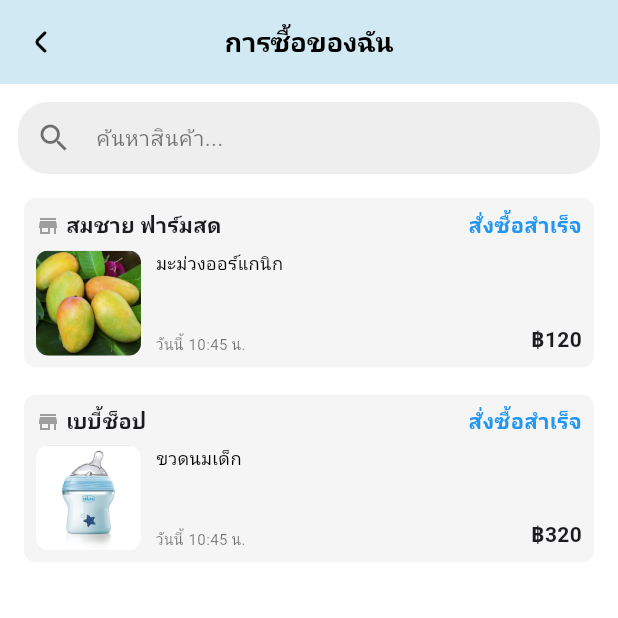
After one commit to sareefhub/Locaza, a Flutter app: the MyPurchasePage screen opened by its route, on a phone screen of 412 x 824 dp, the top half of it. The commit adds this screen. Run offline on Flutter 3.47's test engine with Material 3 defaults, Android fonts, the phone set to English and light mode, and no system bars; our stand-ins replace dropdown_button2, flutter_riverpod, go_router, google_fonts, image_picker, responsive_builder and 1 more; accounts and stored records are empty; Roboto replaces fonts that are missing (Sarabun).

Commit message:
feat: create MyPurchaseHistory page with sold product filtering and status display

```diff
--- a/frontend/lib/data/dummy_products.dart
+++ b/frontend/lib/data/dummy_products.dart
@@ -8,7 +8,7 @@ final List<Map<String, dynamic>> dummyProducts = [
     'price': 120.0,
     'category_id': 1,
     'location': 'เชียงใหม่',
-    'status': 'available',
+    'status': 'sold',
     'image_urls': ['assets/products-image/mango.jpg'],
     'created_at': DateTime.now().toIso8601String(),
     'updated_at': DateTime.now().toIso8601String(),
@@ -35,7 +35,7 @@ final List<Map<String, dynamic>> dummyProducts = [
     'price': 320.0,
     'category_id': 8,
     'location': 'สงขลา',
-    'status': 'available',
+    'status': 'sold',
     'image_urls': ['assets/products-image/milk.jpg'],
     'created_at': DateTime.now().toIso8601String(),
     'updated_at': DateTime.now().toIso8601String(),
--- a/frontend/lib/features/product/presentation/screens/category_productlist_screen.dart
+++ b/frontend/lib/features/product/presentation/screens/category_productlist_screen.dart
@@ -70,7 +70,6 @@ class _CategoryProductListScreenState extends State<CategoryProductListScreen> {
       final productTitle = product['title']?.toString().toLowerCase() ?? '';
       final productCategoryId = product['category_id'];
       final productLocation = product['location']?.toString() ?? '';
-
       final productPrice = (product['price'] as num?)?.toInt() ?? 0;
 
       final minPriceInt =
@@ -86,11 +85,15 @@ class _CategoryProductListScreenState extends State<CategoryProductListScreen> {
       final matchesMaxPrice = productPrice <= maxPriceInt;
       final matchesSearch = productTitle.contains(_searchQuery.toLowerCase());
 
+      // แสดงเฉพาะ available
+      final matchesStatus = product['status'] == 'available';
+
       return matchesCategory &&
           matchesLocation &&
           matchesMinPrice &&
           matchesMaxPrice &&
-          matchesSearch;
+          matchesSearch &&
+          matchesStatus;
     }).toList();
 
     return Scaffold(
--- /dev/null
+++ b/frontend/lib/features/product/presentation/screens/purchase_history_screen.dart
@@ -0,0 +1,263 @@
+import 'package:flutter/material.dart';
+import 'package:google_fonts/google_fonts.dart';
+import 'package:frontend/data/dummy_products.dart';
+import 'package:frontend/data/dummy_users.dart';
+import 'package:go_router/go_router.dart';
+
+class MyPurchasePage extends StatefulWidget {
+  const MyPurchasePage({super.key});
+
+  @override
+  State<MyPurchasePage> createState() => _MyPurchasePageState();
+}
+
+class _MyPurchasePageState extends State<MyPurchasePage> {
+  String searchQuery = "";
+
+  @override
+  Widget build(BuildContext context) {
+    // กรองสินค้าตาม search
+    final soldProducts = dummyProducts
+        .where(
+          (p) =>
+              p['status'] == 'sold' &&
+              (p['title'] as String).toLowerCase().contains(
+                searchQuery.toLowerCase(),
+              ),
+        )
+        .toList();
+
+    return Scaffold(
+      backgroundColor: Colors.white,
+      appBar: AppBar(
+        backgroundColor: const Color(0xFFD1E9F2),
+        elevation: 0,
+        leading: IconButton(
+          icon: Image.asset(
+            'assets/icons/angle-small-left.png',
+            width: 24,
+            height: 24,
+          ),
+          onPressed: () {
+            context.go('/profile'); // ไปหน้า Profile ใหม่
+          },
+        ),
+        centerTitle: true,
+        title: Text(
+          "การซื้อของฉัน",
+          style: GoogleFonts.sarabun(
+            color: Colors.black,
+            fontWeight: FontWeight.w600,
+            fontSize: 18,
+          ),
+        ),
+      ),
+      body: Column(
+        children: [
+          // Search Bar
+          Padding(
+            padding: const EdgeInsets.all(12.0),
+            child: TextField(
+              onChanged: (value) {
+                setState(() {
+                  searchQuery = value;
+                });
+              },
+              style: GoogleFonts.sarabun(fontSize: 14, color: Colors.black),
+              decoration: InputDecoration(
+                hintText: "ค้นหาสินค้า...",
+                hintStyle: GoogleFonts.sarabun(
+                  color: Colors.black54,
+                  fontSize: 14,
+                ),
+                prefixIcon: const Icon(Icons.search, color: Colors.black54),
+                filled: true,
+                fillColor: Colors.grey.shade200,
+                contentPadding: const EdgeInsets.symmetric(
+                  vertical: 0,
+                  horizontal: 16,
+                ),
+                border: OutlineInputBorder(
+                  borderRadius: BorderRadius.circular(20), // ทำให้มน
+                  borderSide: BorderSide.none, // ไม่มีเส้นขอบ
+                ),
+                focusedBorder: OutlineInputBorder(
+                  borderRadius: BorderRadius.circular(20),
+                  borderSide: BorderSide(
+                    color: Colors.blueAccent, // ขอบเมื่อโฟกัส
+                    width: 1,
+                  ),
+                ),
+              ),
+            ),
+          ),
+
+          // List สินค้า
+          Expanded(
+            child: ListView.builder(
+              padding: const EdgeInsets.symmetric(horizontal: 12),
+              itemCount: soldProducts.length,
+              itemBuilder: (context, index) {
+                final product = soldProducts[index];
+
+                // หาผู้ขาย
+                final seller = dummyUsers.firstWhere(
+                  (user) => user['id'] == product['seller_id'],
+                  orElse: () => {'name': 'ไม่ทราบผู้ขาย'},
+                );
+
+                return Column(
+                  children: [
+                    PurchaseCard(
+                      seller: seller['name'],
+                      productName: product['title'],
+                      time: "วันนี้ 10:45 น.",
+                      price: "฿${product['price'].toStringAsFixed(0)}",
+                      status: "สั่งซื้อสำเร็จ",
+                      imageUrl: product['image_urls'].isNotEmpty
+                          ? product['image_urls'][0]
+                          : '',
+                    ),
+                    const SizedBox(height: 10),
+                  ],
+                );
+              },
+            ),
+          ),
+        ],
+      ),
+    );
+  }
+}
+
+class PurchaseCard extends StatelessWidget {
+  final String seller;
+  final String productName;
+  final String time;
+  final String price;
+  final String status;
+  final String imageUrl;
+
+  const PurchaseCard({
+    super.key,
+    required this.seller,
+    required this.productName,
+    required this.time,
+    required this.price,
+    required this.status,
+    required this.imageUrl,
+  });
+
+  @override
+  Widget build(BuildContext context) {
+    return SizedBox(
+      width: double.infinity,
+      child: Card(
+        elevation: 0,
+        color: Colors.grey.shade100,
+        shape: RoundedRectangleBorder(borderRadius: BorderRadius.circular(8)),
+        child: Padding(
+          padding: const EdgeInsets.all(8.0),
+          child: Column(
+            crossAxisAlignment: CrossAxisAlignment.start,
+            children: [
+              // ชื่อร้าน-สถานะ
+              Row(
+                children: [
+                  const Icon(Icons.store, size: 16, color: Colors.grey),
+                  const SizedBox(width: 4),
+                  Expanded(
+                    child: Text(
+                      seller,
+                      style: GoogleFonts.sarabun(
+                        fontWeight: FontWeight.bold,
+                        fontSize: 14,
+                      ),
+                      overflow: TextOverflow.ellipsis,
+                    ),
+                  ),
+                  const SizedBox(width: 8),
+                  Text(
+                    status,
+                    style: GoogleFonts.sarabun(
+                      color: Colors.blue,
+                      fontWeight: FontWeight.bold,
+                      fontSize: 14,
+                    ),
+                  ),
+                ],
+              ),
+              const SizedBox(height: 6),
+
+              // รูป-ชื่อสินค้า/เวลา-ราคา
+              Row(
+                crossAxisAlignment: CrossAxisAlignment.start,
+                children: [
+                  // รูปสินค้า
+                  Container(
+                    width: 70,
+                    height: 70,
+                    decoration: BoxDecoration(
+                      color: Colors.grey.shade300,
+                      borderRadius: BorderRadius.circular(8),
+                    ),
+                    child: imageUrl.isNotEmpty
+                        ? ClipRRect(
+                            borderRadius: BorderRadius.circular(8),
+                            child: Image.asset(imageUrl, fit: BoxFit.cover),
+                          )
+                        : const Icon(Icons.image, size: 30, color: Colors.grey),
+                  ),
+                  const SizedBox(width: 10),
+
+                  // ชื่อสินค้า - เวลา
+                  SizedBox(
+                    height: 70, // ความสูงเท่ารูป
+                    child: Column(
+                      crossAxisAlignment: CrossAxisAlignment.start,
+                      children: [
+                        // ชื่อสินค้าอยู่บน
+                        Text(
+                          productName,
+                          style: GoogleFonts.sarabun(
+                            fontSize: 12,
+                            color: Colors.black,
+                          ),
+                        ),
+                        const Spacer(), // ดันเวลาไปชิดล่าง
+                        Text(
+                          time,
+                          style: GoogleFonts.sarabun(
+                            fontSize: 10,
+                            color: Colors.black54,
+                          ),
+                        ),
+                      ],
+                    ),
+                  ),
+
+                  const Spacer(),
+
+                  // ราคา ชิดขอบล่าง
+                  SizedBox(
+                    height: 70,
+                    child: Align(
+                      alignment: Alignment.bottomRight,
+                      child: Text(
+                        price,
+                        style: GoogleFonts.sarabun(
+                          fontSize: 14,
+                          fontWeight: FontWeight.bold,
+                        ),
+                      ),
+                    ),
+                  ),
+                ],
+              ),
+            ],
+          ),
+        ),
+      ),
+    );
+  }
+}
--- a/frontend/lib/features/product/presentation/screens/search_screen.dart
+++ b/frontend/lib/features/product/presentation/screens/search_screen.dart
@@ -45,6 +45,9 @@ class _SearchScreenState extends State<SearchScreen> {
       final categoryId = product['category_id'];
       final location = product['location']?.toString() ?? '';
       final price = product['price'] as double? ?? 0;
+
+      // ตรวจสอบสถานะสินค้า ต้องเป็น available
+      if (product['status'] != 'available') return false;
 
       // ตรวจสอบ search query
       if (!title.contains(_searchQuery.toLowerCase())) return false;
--- a/frontend/lib/features/profile/presentation/screens/profile_screen.dart
+++ b/frontend/lib/features/profile/presentation/screens/profile_screen.dart
@@ -54,7 +54,8 @@ class _ProfileScreenState extends State<ProfileScreen> {
                           backgroundColor: Colors.grey[300],
                           backgroundImage: UserSession.profileImageUrl != null
                               ? NetworkImage(UserSession.profileImageUrl!)
-                              : const AssetImage('assets/icons/user.png') as ImageProvider,
+                              : const AssetImage('assets/icons/user.png')
+                                    as ImageProvider,
                         ),
                         const SizedBox(width: 16),
                         Column(
@@ -62,11 +63,16 @@ class _ProfileScreenState extends State<ProfileScreen> {
                           children: [
                             const Text(
                               'User',
-                              style: TextStyle(fontSize: 14, color: Colors.black),
+                              style: TextStyle(
+                                fontSize: 14,
+                                color: Colors.black,
+                              ),
                             ),
                             Text(
                               username ?? 'Guest',
-                              style: const TextStyle(fontWeight: FontWeight.bold),
+                              style: const TextStyle(
+                                fontWeight: FontWeight.bold,
+                              ),
                             ),
                             Text(
                               userId != null ? 'User ID\n$userId' : '',
@@ -104,8 +110,11 @@ class _ProfileScreenState extends State<ProfileScreen> {
                             size: 20,
                           ),
                           title: const Text("Purchase History"),
-                          onTap: () {},
+                          onTap: () {
+                            context.go('/purchase_history');
+                          },
                         ),
+
                         ListTile(
                           leading: const ImageIcon(
                             AssetImage('assets/icons/seller.png'),
@@ -143,7 +152,10 @@ class _ProfileScreenState extends State<ProfileScreen> {
                               ),
                             ),
                             child: Padding(
-                              padding: const EdgeInsets.symmetric(horizontal: 40, vertical: 12),
+                              padding: const EdgeInsets.symmetric(
+                                horizontal: 40,
+                                vertical: 12,
+                              ),
                               child: Text(isLoggedIn ? 'Log Out' : 'Log In'),
                             ),
                           ),
--- a/frontend/lib/routing/app_router.dart
+++ b/frontend/lib/routing/app_router.dart
@@ -19,6 +19,7 @@ import '../features/notification/presentation/screens/notification_screen.dart';
 import '../features/product/presentation/screens/product_details_screen.dart';
 import '../features/product/presentation/screens/search_screen.dart';
 import '../features/product/presentation/screens/filter_screen.dart';
+import '../features/product/presentation/screens/purchase_history_screen.dart';
 
 import '../utils/user_session.dart';
 import 'routes.dart';
@@ -95,5 +96,9 @@ final GoRouter appRouter = GoRouter(
       builder: (_, state) =>
           FilterScreen(initialFilters: state.extra as Map<String, dynamic>?),
     ),
+    GoRoute(
+      path: AppRoutes.purchase_history,
+      builder: (context, state) => const MyPurchasePage(),
+    ),
   ],
 );
--- a/frontend/lib/routing/routes.dart
+++ b/frontend/lib/routing/routes.dart
@@ -19,4 +19,5 @@ class AppRoutes {
   static const String postEdit = '/postedit/:id';
   static const String productDetails = '/product_details';
   static const String filter = '/filter';
+  static const String purchase_history = '/purchase_history';
 }
```
